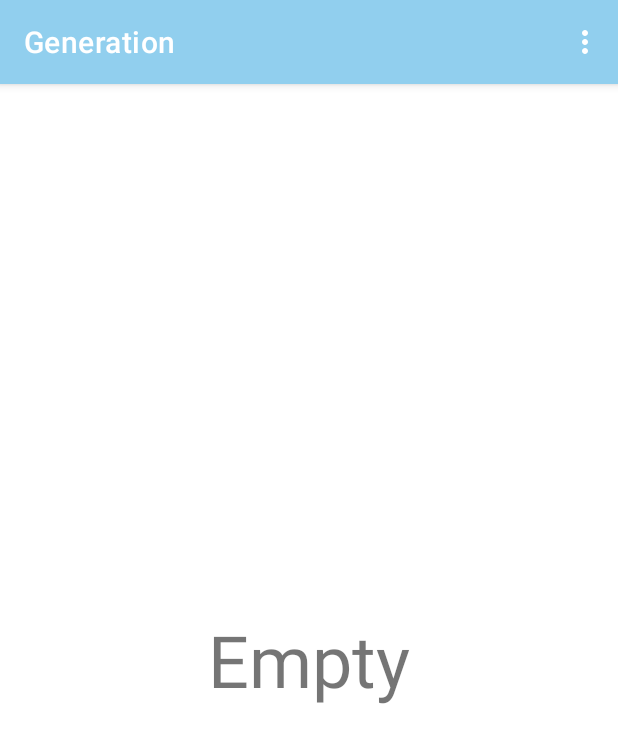
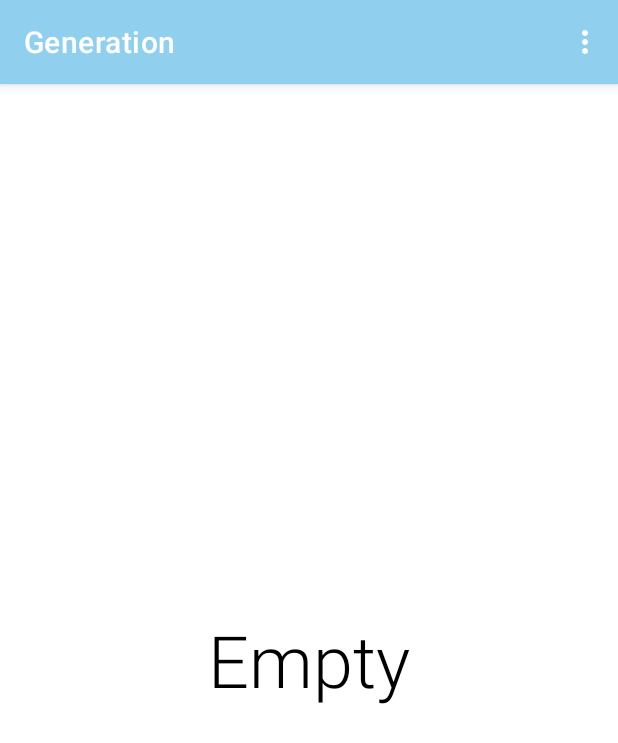
Before and after one commit to Sambitrex/Generation, an Android app: the HistoryActivity screen opened directly, with no data from a screen before it, in the options menu, after a tap on "Clean history", on a phone screen of 412 x 824 dp. Shown: the top 743 px of the screen. Run offline under Robolectric (Android 15) with nearby library versions, the phone set to English and light mode, and no system bars; our stand-ins replace Room's generated code.

Commit message:
Small bug fix

```diff
--- a/app/src/main/java/com/read/generation/adapters/HistoryItemAdapter.java
+++ b/app/src/main/java/com/read/generation/adapters/HistoryItemAdapter.java
@@ -18,7 +18,7 @@ import java.util.List;
 
 
 public class HistoryItemAdapter extends RecyclerView.Adapter<HistoryItemAdapter.HistoryItemViewHolder> {
-    private Context context;
+    private final Context context;
     private List<HistoryItem> historyItemsList;
     HistoryActivity.HandleDeleteClick deleteHandler;
 
--- a/app/src/main/java/com/read/generation/view/HistoryActivity.java
+++ b/app/src/main/java/com/read/generation/view/HistoryActivity.java
@@ -26,11 +26,11 @@ public class HistoryActivity extends AppCompatActivity {
     private HistoryItemAdapter historyItemAdapter;
     private TextView textViewNoItems;
 
-    private HandleDeleteClick deleteHandler = item -> {
+    private final HandleDeleteClick deleteHandler = item -> {
         viewModel.deleteHistoryItem(item);
     };
 
-    private Observer<List<HistoryItem>> observer = historyItems -> {
+    private final Observer<List<HistoryItem>> observer = historyItems -> {
         if (historyItems != null) {
             historyItemAdapter.setHistoryItemsList(historyItems);
         } else {
--- a/app/src/main/java/com/read/generation/viewmodels/HistoryActivityViewModel.java
+++ b/app/src/main/java/com/read/generation/viewmodels/HistoryActivityViewModel.java
@@ -12,8 +12,8 @@ import com.read.generation.database.HistoryItem;
 import java.util.List;
 
 public class HistoryActivityViewModel extends AndroidViewModel {
-    private MutableLiveData<List<HistoryItem>> historyItemList;
-    private HistoryDatabase historyDatabase;
+    private final MutableLiveData<List<HistoryItem>> historyItemList;
+    private final HistoryDatabase historyDatabase;
 
 
     public HistoryActivityViewModel(@NonNull Application application) {
@@ -44,8 +44,6 @@ public class HistoryActivityViewModel extends AndroidViewModel {
     private void getAllHistoryItems() {
         List<HistoryItem> listOfItems = historyDatabase.historyDao().getAllHistoryItems();
 
-        System.out.println(listOfItems.size());
-
         if (listOfItems.size() > 0) {
             historyItemList.setValue(listOfItems);
         } else {
--- a/app/src/main/res/drawable/ripple_delete_icon.xml
+++ b/app/src/main/res/drawable/ripple_delete_icon.xml
@@ -3,7 +3,7 @@
     android:color="@color/light_gray">
     <item>
         <shape>
-            <solid android:color="@color/rippleBackground"/>
+            <solid android:color="@color/rippleBackgroundColor"/>
             <corners android:radius="360dp"/>
         </shape>
     </item>
--- a/app/src/main/res/drawable/rounded_rectangle.xml
+++ b/app/src/main/res/drawable/rounded_rectangle.xml
@@ -2,7 +2,7 @@
 <selector xmlns:android="http://schemas.android.com/apk/res/android">
     <item>
         <shape>
-                <solid android:color="@color/datePickerBackgroundColor"/>
+            <solid android:color="@color/datePickerBackgroundColor"/>
             <corners
                 android:topLeftRadius="50dp"
                 android:topRightRadius="50dp"/>
--- a/app/src/main/res/layout-land/activity_main.xml
+++ b/app/src/main/res/layout-land/activity_main.xml
@@ -24,7 +24,9 @@
             android:layout_height="wrap_content"
             android:calendarViewShown="false"
             android:datePickerMode="spinner"
-            android:layout_marginBottom="8dp"/>
+            android:layout_marginBottom="8dp"
+            android:minDate="01/01/1946"
+            android:maxDate="12/31/2012"/>
 
         <Button
             android:id="@+id/buttonSelectDate"
@@ -60,7 +62,7 @@
         android:layout_height="match_parent"
         android:layout_weight="1"
         android:gravity="center"
-        android:text="JAN 01 2012 \n Z generation"
+        android:text="@string/text_example"
         android:textSize="40sp"
         android:textColor="@color/textResultColor"
         android:fontFamily="sans-serif-light" />
--- a/app/src/main/res/layout/activity_history.xml
+++ b/app/src/main/res/layout/activity_history.xml
@@ -19,9 +19,11 @@
         android:id="@+id/textViewNoItems"
         android:layout_width="match_parent"
         android:layout_height="match_parent"
-        android:text="Empty"
+        android:text="@string/empty"
         android:textSize="48sp"
         android:gravity="center"
+        android:fontFamily="sans-serif-light"
+        android:textColor="@color/noItemsTextColor"
         android:visibility="gone"
         app:layout_constraintTop_toTopOf="parent"
         app:layout_constraintBottom_toBottomOf="parent"
--- a/app/src/main/res/layout/activity_main.xml
+++ b/app/src/main/res/layout/activity_main.xml
@@ -12,7 +12,6 @@
         android:layout_width="0dp"
         android:layout_height="0dp"
         android:gravity="center"
-        android:text="JAN 01 2012 \n Z generation"
         android:textSize="40sp"
         android:textColor="@color/textResultColor"
         android:fontFamily="sans-serif-light"
--- a/app/src/main/res/menu/menu_history.xml
+++ b/app/src/main/res/menu/menu_history.xml
@@ -3,6 +3,6 @@
     xmlns:app="http://schemas.android.com/apk/res-auto">
     <item
         android:id="@+id/deleteAllHistoryItems"
-        android:title="Clean history"
+        android:title="@string/clean_history"
         app:showAsAction="never"/>
 </menu>
--- a/app/src/main/res/values-night/colors.xml
+++ b/app/src/main/res/values-night/colors.xml
@@ -5,8 +5,6 @@
     <color name="buttonColor">#0087e0</color>
     <color name="mainBackgroundColor">#191919</color>
     <color name="buttonTextColor">@color/white</color>
-    <color name="rippleBackground">#424242</color>
-
-
-
+    <color name="rippleBackgroundColor">#424242</color>
+    <color name="noItemsTextColor">@color/white</color>
 </resources>
--- a/app/src/main/res/values/colors.xml
+++ b/app/src/main/res/values/colors.xml
@@ -18,7 +18,6 @@
     <color name="buttonColor">#6FC4EC</color>
     <color name="mainBackgroundColor">@color/white</color>
     <color name="buttonTextColor">@color/black</color>
-    <color name="rippleBackground">@color/white</color>
-
-
+    <color name="rippleBackgroundColor">@color/white</color>
+    <color name="noItemsTextColor">@color/black</color>
 </resources>
--- a/app/src/main/res/values/strings.xml
+++ b/app/src/main/res/values/strings.xml
@@ -4,6 +4,10 @@
     <string name="select_date">Select date</string>
     <string name="select_date_landscape">Select</string>
     <string name="message_select_date">Select date</string>
+    <string name="clean_history">Clean history</string>
+    <string name="empty">Empty</string>
+    <string name="text_example" translatable="false">Text Example</string>
+    <string name="deleteIcon" translatable="false">Delete Icon</string>
 
     <string-array name="month_names">
         <item>JAN</item>
```
Also changed, not shown: app/src/main/java/com/read/generation/view/MainActivity.java (+1 -6 lines), app/src/main/java/com/read/generation/viewmodels/MainActivityViewModel.java (+4 -4 lines), app/src/main/res/layout/layout_history_item.xml (+4 -4 lines), 1 other file.
